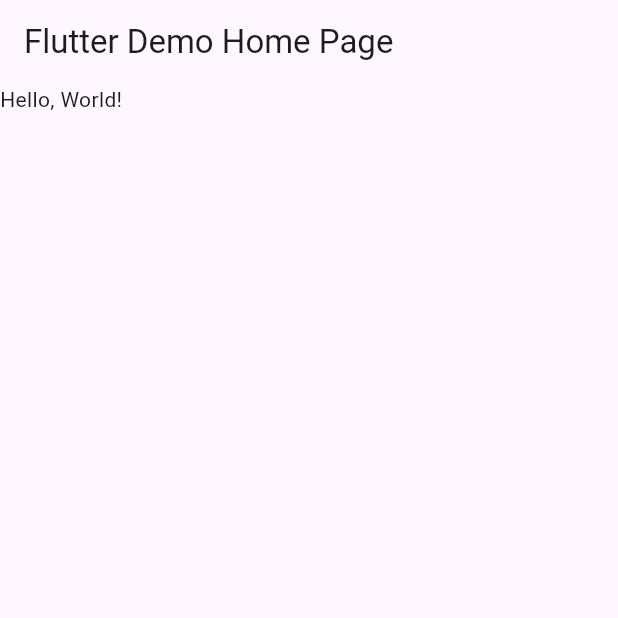
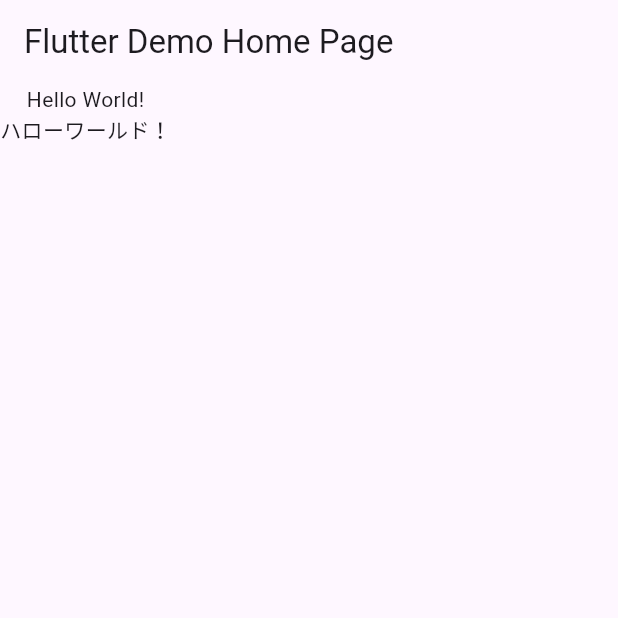
Before and after one commit to eltociear/flutter_practice, a Flutter app: the screen it shows after launch, on a phone screen of 412 x 824 dp, the top half of it. Run offline on Flutter 3.47's test engine with Material 3 defaults, Android fonts, the phone set to English and light mode, and no system bars.

Commit message:
hello_world: second text

```diff
--- a/hello_world/lib/main.dart
+++ b/hello_world/lib/main.dart
@@ -40,7 +40,10 @@ class _MyHomePageState extends State<MyHomePage> {
       appBar: AppBar(
         title: Text(widget.title),
       ),
-      body: Text('Hello, World!'),
+      body: Column(children: [
+        const Text("Hello World!"),
+        const Text("ハローワールド！"),
+      ])
     );
   }
 }
```
